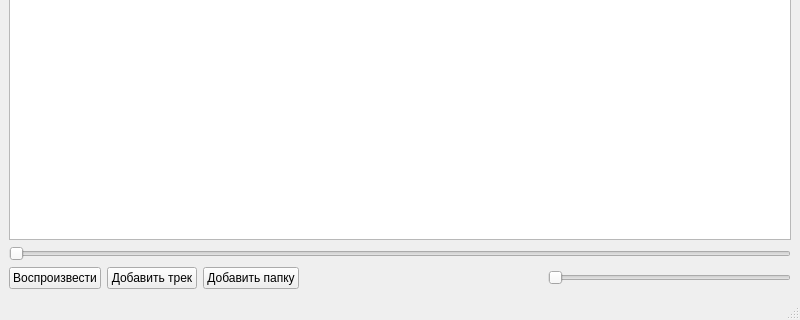
Qt form ui/player.ui (xruxru24/kirillMusic) before a commit; both pictures show x 0 to 800 and y 280 to 600 of the 800 by 600 pixel window.
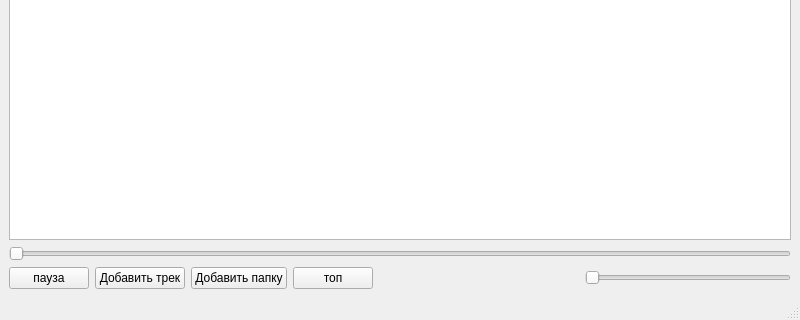
The same form after that commit.

What changed in the file:
```diff
--- a/ui/player.ui
+++ b/ui/player.ui
@@ -30,7 +30,7 @@
       <item>
        <widget class="QPushButton" name="stop_play_button">
         <property name="text">
-         <string>Воспроизвести</string>
+         <string>пауза</string>
         </property>
        </widget>
       </item>
@@ -48,6 +48,13 @@
         </property>
        </widget>
       </item>
+      <item>
+       <widget class="QPushButton" name="pushButton">
+        <property name="text">
+         <string>топ</string>
+        </property>
+       </widget>
+      </item>
       <item>
        <spacer name="horizontalSpacer">
         <property name="orientation">
```
Left out of the diff: 2 changed lines with no effect on the pictures.
